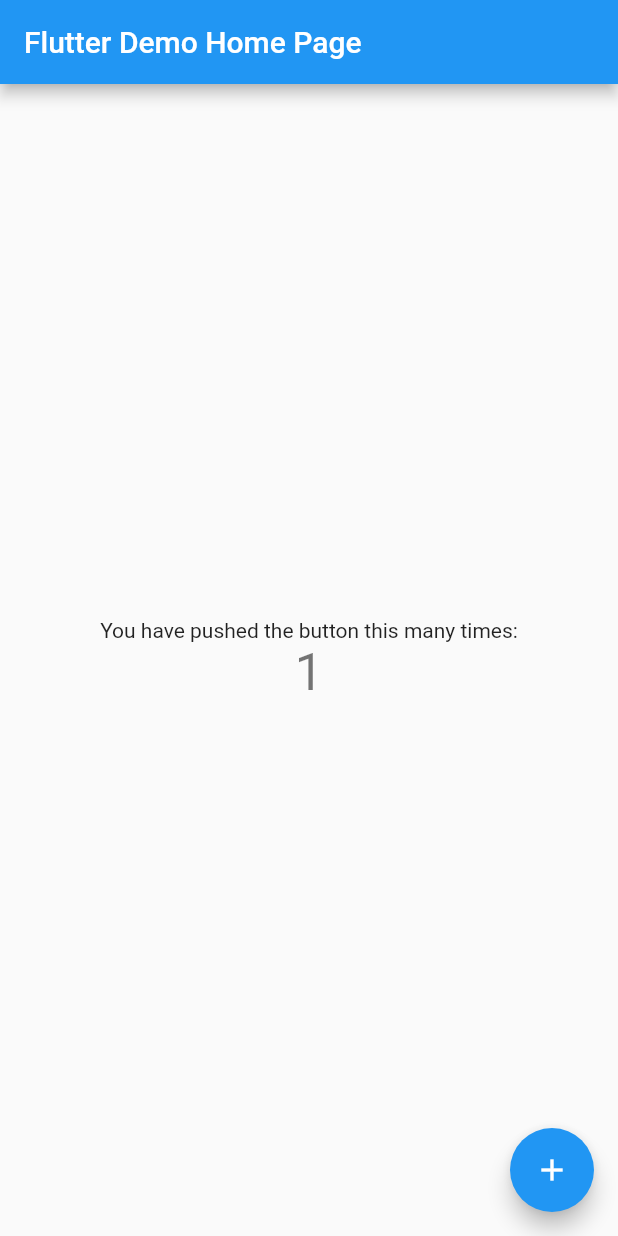
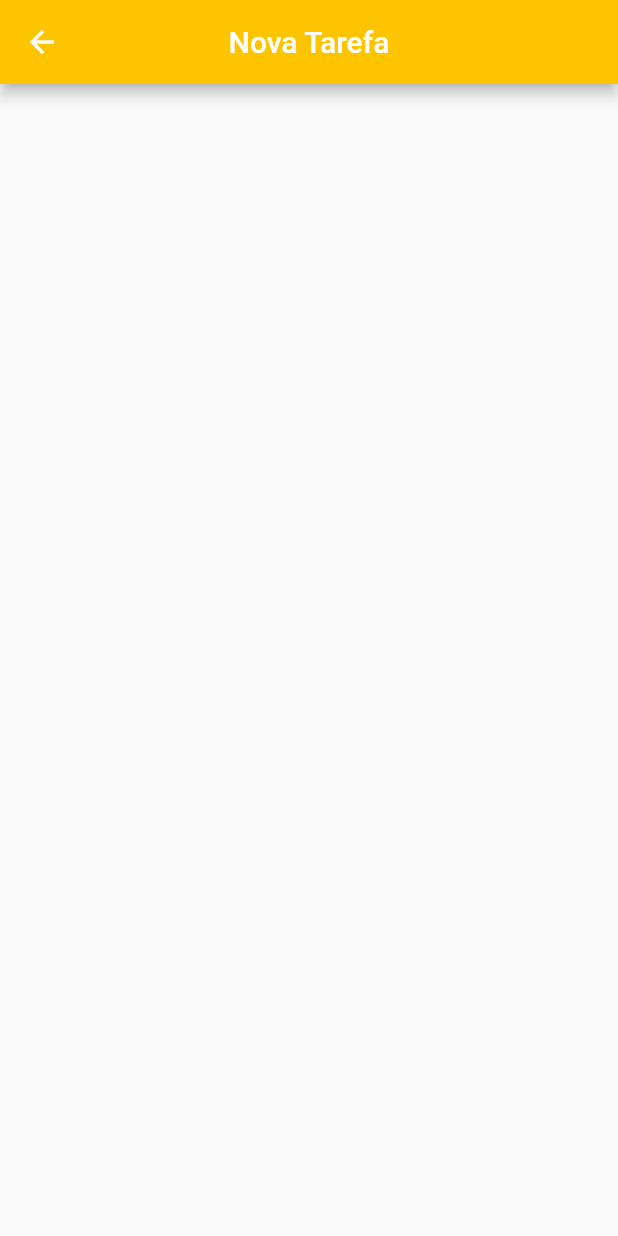
Before and after one commit to mion24/guia_de_tarefas, a Flutter app: the screen it shows after launch, after a tap on the "add" icon, on a phone screen of 412 x 824 dp. Run offline on Flutter 3.47's test engine with Material 2 defaults, Android fonts, the phone set to English and light mode, and no system bars.

Commit message:
Estrutura basica

```diff
--- /dev/null
+++ b/lib/app.dart
@@ -0,0 +1,17 @@
+import 'package:flutter/material.dart';
+import 'package:guia_de_tarefas/core/tema/tema.dart';
+import 'package:guia_de_tarefas/pages/home/home.dart';
+
+class App extends StatelessWidget {
+  const App({Key? key}) : super(key: key);
+
+  @override
+  Widget build(BuildContext context) {
+    return MaterialApp(
+      debugShowCheckedModeBanner: false, //desabilitar barra vermelha esquisita
+      title: 'Guia de Tarefas ',
+      home: Home(),
+      theme: temaLight(),
+    );
+  }
+}
--- /dev/null
+++ b/lib/core/tema/tema.dart
@@ -0,0 +1,9 @@
+import 'package:flutter/material.dart';
+
+ThemeData temaLight() => ThemeData(
+    primaryColor: Colors.amberAccent,
+    appBarTheme: AppBarTheme(
+      backgroundColor: Colors.amberAccent.shade400,
+    ),
+    floatingActionButtonTheme: FloatingActionButtonThemeData(
+        backgroundColor: Colors.amberAccent.shade400));
--- a/lib/main.dart
+++ b/lib/main.dart
@@ -1,113 +1,6 @@
 import 'package:flutter/material.dart';
+import 'package:guia_de_tarefas/app.dart';
 
 void main() {
-  runApp(MyApp());
+  runApp(App());
 }
-
-class MyApp extends StatelessWidget {
-  // This widget is the root of your application.
-  @override
-  Widget build(BuildContext context) {
-    return MaterialApp(
-      title: 'Flutter Demo',
-      theme: ThemeData(
-        // This is the theme of your application.
-        //
-        // Try running your application with "flutter run". You'll see the
-        // application has a blue toolbar. Then, without quitting the app, try
-        // changing the primarySwatch below to Colors.green and then invoke
-        // "hot reload" (press "r" in the console where you ran "flutter run",
-        // or simply save your changes to "hot reload" in a Flutter IDE).
-        // Notice that the counter didn't reset back to zero; the application
-        // is not restarted.
-        primarySwatch: Colors.blue,
-      ),
-      home: MyHomePage(title: 'Flutter Demo Home Page'),
-    );
-  }
-}
-
-class MyHomePage extends StatefulWidget {
-  MyHomePage({Key? key, required this.title}) : super(key: key);
-
-  // This widget is the home page of your application. It is stateful, meaning
-  // that it has a State object (defined below) that contains fields that affect
-  // how it looks.
-
-  // This class is the configuration for the state. It holds the values (in this
-  // case the title) provided by the parent (in this case the App widget) and
-  // used by the build method of the State. Fields in a Widget subclass are
-  // always marked "final".
-
-  final String title;
-
-  @override
-  _MyHomePageState createState() => _MyHomePageState();
-}
-
-class _MyHomePageState extends State<MyHomePage> {
-  int _counter = 0;
-
-  void _incrementCounter() {
-    setState(() {
-      // This call to setState tells the Flutter framework that something has
-      // changed in this State, which causes it to rerun the build method below
-      // so that the display can reflect the updated values. If we changed
-      // _counter without calling setState(), then the build method would not be
-      // called again, and so nothing would appear to happen.
-      _counter++;
-    });
-  }
-
-  @override
-  Widget build(BuildContext context) {
-    // This method is rerun every time setState is called, for instance as done
-    // by the _incrementCounter method above.
-    //
-    // The Flutter framework has been optimized to make rerunning build methods
-    // fast, so that you can just rebuild anything that needs updating rather
-    // than having to individually change instances of widgets.
-    return Scaffold(
-      appBar: AppBar(
-        // Here we take the value from the MyHomePage object that was created by
-        // the App.build method, and use it to set our appbar title.
-        title: Text(widget.title),
-      ),
-      body: Center(
-        // Center is a layout widget. It takes a single child and positions it
-        // in the middle of the parent.
-        child: Column(
-          // Column is also a layout widget. It takes a list of children and
-          // arranges them vertically. By default, it sizes itself to fit its
-          // children horizontally, and tries to be as tall as its parent.
-          //
-          // Invoke "debug painting" (press "p" in the console, choose the
-          // "Toggle Debug Paint" action from the Flutter Inspector in Android
-          // Studio, or the "Toggle Debug Paint" command in Visual Studio Code)
-          // to see the wireframe for each widget.
-          //
-          // Column has various properties to control how it sizes itself and
-          // how it positions its children. Here we use mainAxisAlignment to
-          // center the children vertically; the main axis here is the vertical
-          // axis because Columns are vertical (the cross axis would be
-          // horizontal).
-          mainAxisAlignment: MainAxisAlignment.center,
-          children: <Widget>[
-            Text(
-              'You have pushed the button this many times:',
-            ),
-            Text(
-              '$_counter',
-              style: Theme.of(context).textTheme.headline4,
-            ),
-          ],
-        ),
-      ),
-      floatingActionButton: FloatingActionButton(
-        onPressed: _incrementCounter,
-        tooltip: 'Increment',
-        child: Icon(Icons.add),
-      ), // This trailing comma makes auto-formatting nicer for build methods.
-    );
-  }
-}
--- /dev/null
+++ b/lib/pages/home/components/card_tarefa.dart
@@ -0,0 +1,33 @@
+import 'package:flutter/material.dart';
+
+class CardTarefa extends StatelessWidget {
+  const CardTarefa({Key? key}) : super(key: key);
+
+  @override
+  Widget build(BuildContext context) {
+    return Card(
+      shape: RoundedRectangleBorder(
+          borderRadius: BorderRadius.circular(10.0) //quao redondo e a borda
+          ),
+      margin: const EdgeInsets.all(8.0),
+      elevation: 1.2,
+      child: Container(
+        width: double.maxFinite, //maior num finito definido como largura
+        padding: const EdgeInsets.all(16.0),
+        child: Column(
+          crossAxisAlignment:
+              CrossAxisAlignment.start, //alinhar no começo da pagina
+          children: [
+            Align(
+              child: Text('Titulo'),
+              alignment: Alignment.center,
+            ),
+            Text('Descrição'),
+            Text('Data'),
+            Text('Hora'),
+          ],
+        ),
+      ),
+    );
+  }
+}
--- /dev/null
+++ b/lib/pages/home/home.dart
@@ -0,0 +1,28 @@
+import 'package:flutter/material.dart';
+import 'package:guia_de_tarefas/pages/home/components/card_tarefa.dart';
+import 'package:guia_de_tarefas/pages/nova_tarefa/nova_tarefa.dart';
+
+class Home extends StatelessWidget {
+  const Home({Key? key}) : super(key: key);
+
+  @override
+  Widget build(BuildContext context) {
+    return Scaffold(
+      appBar: AppBar(
+        title: Text('Guia de Tarefas'),
+        centerTitle: true, //alinha centro
+      ),
+      floatingActionButton: FloatingActionButton(
+        onPressed: () {
+          Navigator.of(context).push(
+            MaterialPageRoute(builder: (context) => NovaTarefa()),
+          );
+        },
+        child: Icon(Icons.add, size: 40),
+      ),
+      body: Column(
+        children: [CardTarefa()],
+      ),
+    );
+  }
+}
--- /dev/null
+++ b/lib/pages/nova_tarefa/nova_tarefa.dart
@@ -0,0 +1,16 @@
+import 'package:flutter/material.dart';
+
+class NovaTarefa extends StatelessWidget {
+  const NovaTarefa({Key? key}) : super(key: key);
+
+  @override
+  Widget build(BuildContext context) {
+    return Scaffold(
+      appBar: AppBar(
+        title: Text('Nova Tarefa'),
+        centerTitle: true,
+      ),
+      body: Container(),
+    );
+  }
+}
```
Also changed, not shown: 1 other file.
